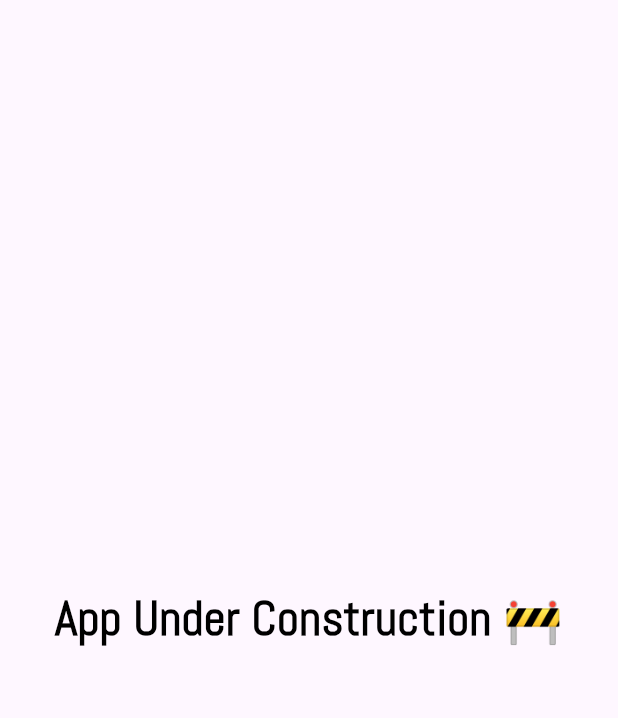
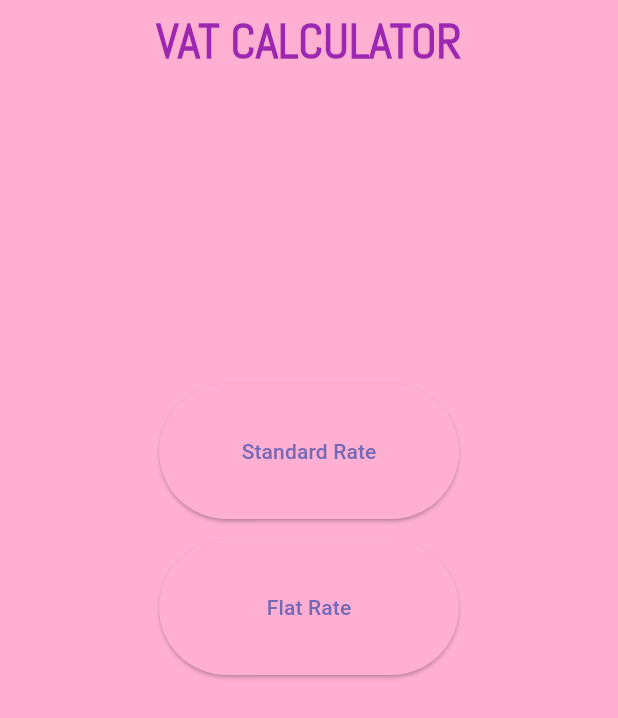
Before and after one commit to Kwasi48/vat_calculator, a Flutter app: the screen it shows after launch, on a phone screen of 412 x 824 dp. Shown: the top 718 px of the screen. Run offline on Flutter 3.47's test engine with Material 3 defaults, Android fonts, the phone set to English and light mode, and no system bars.

Commit message:
home screen almost done

```diff
--- a/lib/model/theme/theme.dart
+++ b/lib/model/theme/theme.dart
@@ -4,13 +4,28 @@ import 'package:flutter/material.dart';
 
 
 final  lightTheme = ThemeData(
-      primaryColor: Colors.purple,
-      useMaterial3: true,
-      brightness: Brightness.light,
-  textTheme: TextTheme(
-    displayLarge: TextStyle( color: Colors.black, fontSize: 32, fontFamily: 'Abel', fontWeight: FontWeight.w700 ),
-    displayMedium: TextStyle(color: Colors.black, fontSize: 28, fontFamily: 'Abel', fontWeight: FontWeight.w600),
-    displaySmall: TextStyle(color: Colors.black, fontSize: 16, fontFamily: 'Abel', fontWeight: FontWeight.w500),
-  )
+      // primaryColor: Colors.purple,
+      // scaffoldBackgroundColor: const Co
+      // useMaterial3: true,
+  colorScheme: const ColorScheme(
+    brightness: Brightness.light,
+    primary: Color.fromRGBO(116, 105, 182, 1.0),
+    onPrimary: Colors.black,
+    secondary: Color.fromRGBO(173, 136, 198, 1.0),
+    onSecondary: Colors.black,
+    error: Colors.redAccent ,
+    onError: Colors.black,
+    background: Color.fromRGBO(255, 230, 230, 1.0),
+    onBackground:  Colors.black,
+    surface: Color.fromRGBO(255, 175, 209, 1.0),
+    onSurface: Colors.black,
+  ),
+     // brightness: Brightness.light,
+  textTheme: const TextTheme(
+    displayLarge: TextStyle( color: Colors.purple, fontSize: 32, fontFamily: 'Abel', fontWeight: FontWeight.w700 ),
+    displayMedium: TextStyle(color: Colors.purple, fontSize: 28, fontFamily: 'Abel', fontWeight: FontWeight.w600),
+    displaySmall: TextStyle(color: Colors.purple, fontSize: 16, fontFamily: 'Abel', fontWeight: FontWeight.w500),
+  ),
+
 
   );
--- a/lib/views/HomeScreen.dart
+++ b/lib/views/HomeScreen.dart
@@ -1,5 +1,6 @@
+//import 'package:flutter/cupertino.dart';
 import 'package:flutter/material.dart';
-import 'package:google_fonts/google_fonts.dart';
+//import 'package:google_fonts/google_fonts.dart';
 import 'package:vat_calculator/model/theme/theme.dart';
 
 
@@ -9,9 +10,40 @@ class HomeScreen extends StatelessWidget {
   @override
   Widget build(BuildContext context) {
     return Scaffold(
-      body: Center(
-        child: Text('App Under Construction 🚧', style: lightTheme.textTheme.displayLarge),
+      appBar: AppBar(
+        centerTitle: true,
+        title: Text('VAT CALCULATOR', style: lightTheme.textTheme.displayLarge,),
       ),
+      body: SingleChildScrollView(
+        child: Center(
+          child: Column(
+            mainAxisAlignment: MainAxisAlignment.center,
+            mainAxisSize: MainAxisSize.min,
+            children: <Widget>[
+              SizedBox(height: 200,),
+               SizedBox(
+                 height: 90, width: 200,
+                   child: standardRate('Standard Rate')),
+              SizedBox(height: 14,),
+              SizedBox(
+                  height: 90, width: 200,
+                  child: flatRate('Flat Rate')),
+            ],
+          ),
+        ),
+      )
+    );
+  }
+
+  Widget standardRate (String text){
+    return ElevatedButton(onPressed: (){},
+      child: Text(text),
+    );
+  }
+
+  Widget flatRate (String text){
+    return ElevatedButton(onPressed: (){},
+      child: Text(text),
     );
   }
 }
```
